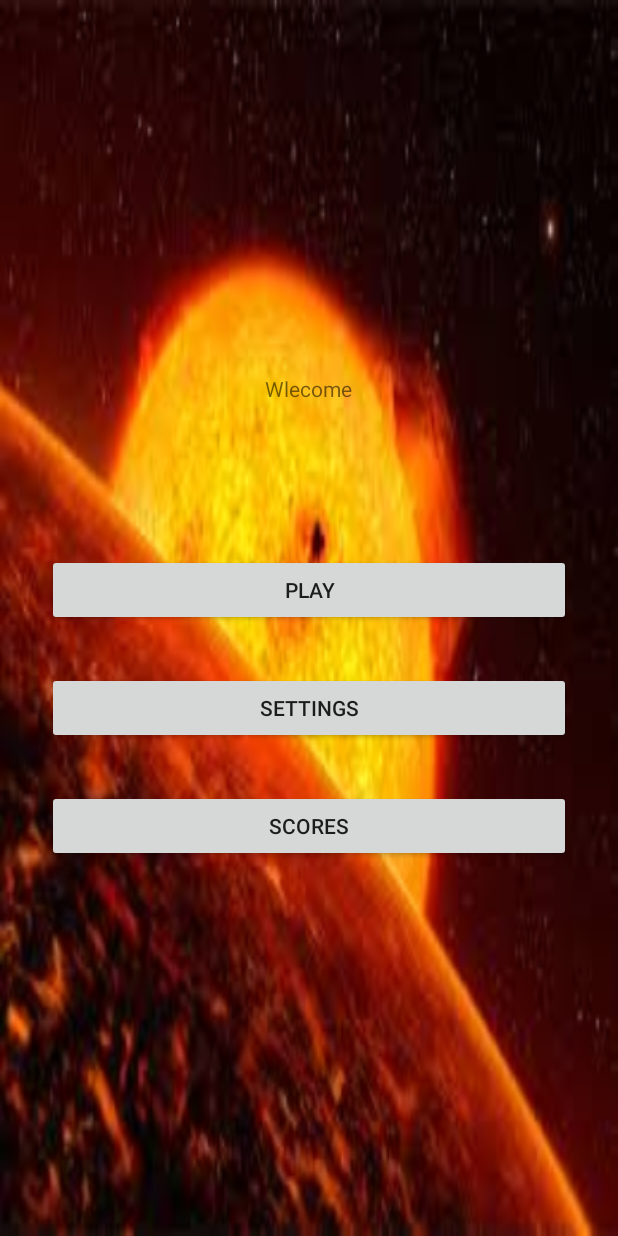
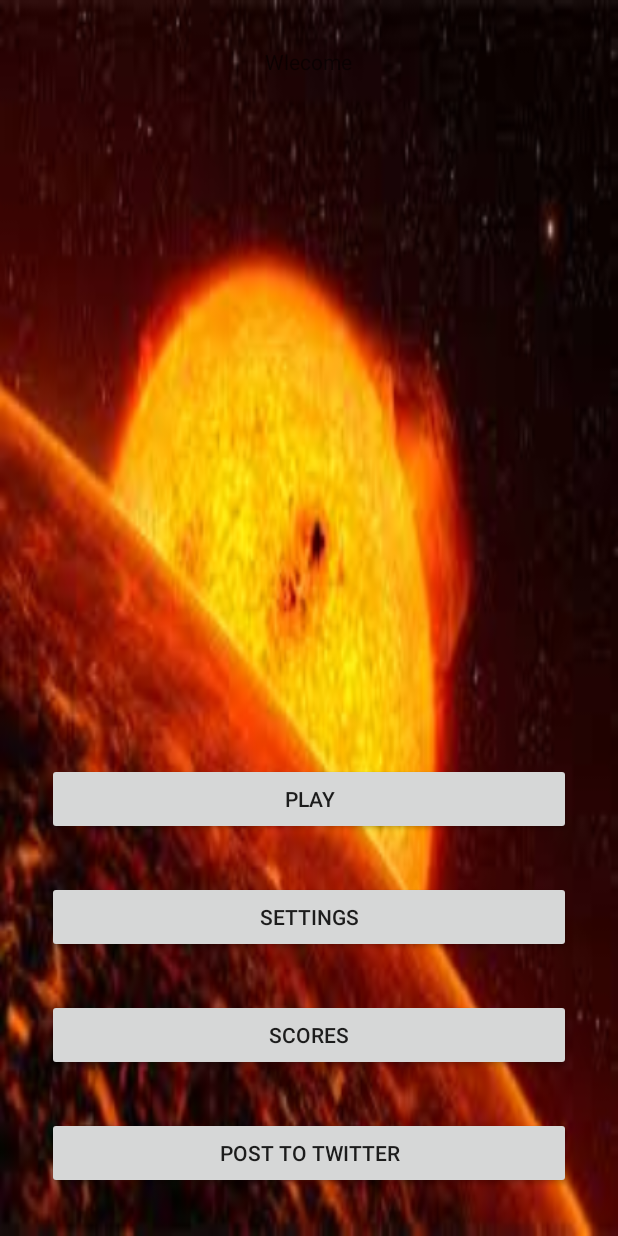
Before and after one commit to Angelo101/MobileComputingassignment2, an Android app: the layout activity_menu2.xml on its own in the app's theme, with its tools: preview values and no code run, on a phone screen of 412 x 824 dp. Run offline under Robolectric (Android 15) with nearby library versions, the phone set to English and light mode, and no system bars.

Commit message:
incorportating twitter

```diff
--- a/MemoryGame2/app/src/main/res/layout/activity_menu2.xml
+++ b/MemoryGame2/app/src/main/res/layout/activity_menu2.xml
@@ -20,6 +20,14 @@
         android:padding="15dp"
         android:layout_marginBottom="70dp"
         tools:text="Wlecome" />
+    <TextView
+        android:id="@+id/text_view"
+        android:scrollbars="vertical"
+        android:maxLines="1000"
+        android:layout_width="match_parent"
+        android:layout_height="0dp"
+        android:layout_weight="9" />
+
 
     <Button
         android:text="@string/menu_option_PLAY"
@@ -42,4 +50,10 @@
         android:layout_height="wrap_content"
         android:layout_margin="15dp"
         android:id="@+id/scores" />
+    <Button
+        android:layout_width="match_parent"
+        android:layout_height="wrap_content"
+        android:layout_margin="15dp"
+        android:id="@+id/post"
+        android:text="Post to twitter" />
 </LinearLayout>
```
Also changed, not shown: MemoryGame2/app/src/main/java/com/example/noobtube/memorygame/MenuActivity.java (+13 -2 lines), MemoryGame2/app/src/main/java/com/example/noobtube/memorygame/PostToTwitter.java (added, +58 -0 lines).
